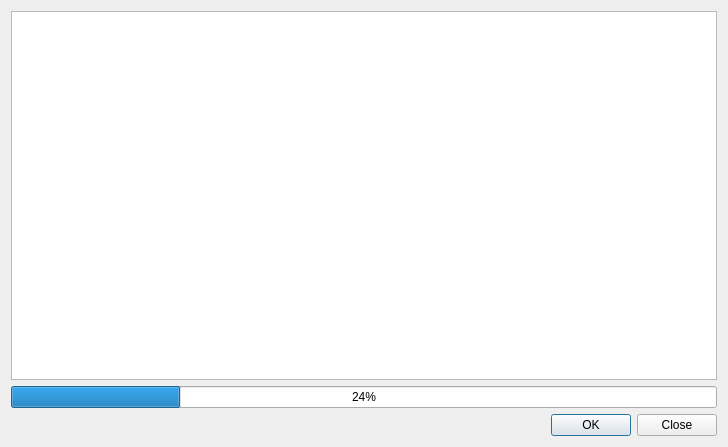
The window that UI/forms/OBSRemux.ui (nleseul/obs-studio) describes before a commit, drawn with Qt 5.
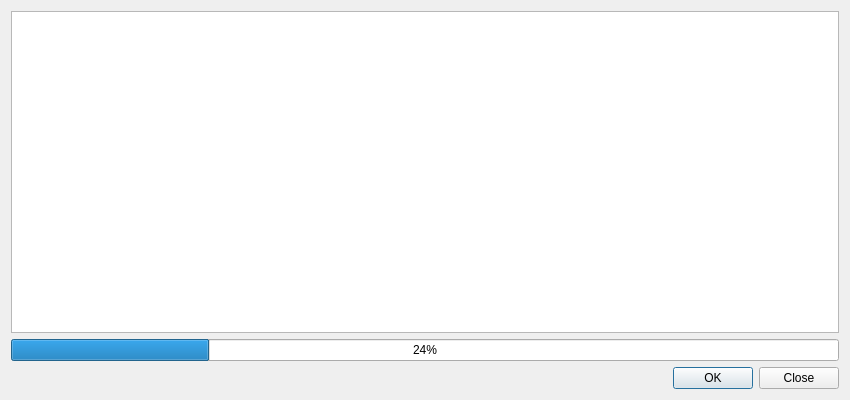
The same window after the commit.

Commit message: Have the remux path table store a state for each entry. Have the RemuxWorker process the whole queue and update each entry's state as it goes.

The edit to the form file:
```diff
--- a/UI/forms/OBSRemux.ui
+++ b/UI/forms/OBSRemux.ui
@@ -6,8 +6,8 @@
    <rect>
     <x>0</x>
     <y>0</y>
-    <width>728</width>
-    <height>447</height>
+    <width>850</width>
+    <height>400</height>
    </rect>
   </property>
   <property name="windowTitle">
@@ -16,6 +16,9 @@
   <layout class="QGridLayout" name="formLayout">
    <item row="1" column="0" colspan="2">
     <widget class="QTableView" name="tableView">
+     <attribute name="horizontalHeaderDefaultSectionSize">
+      <number>39</number>
+     </attribute>
      <attribute name="verticalHeaderVisible">
       <bool>false</bool>
      </attribute>
```
The commit also changes 3 other files.
